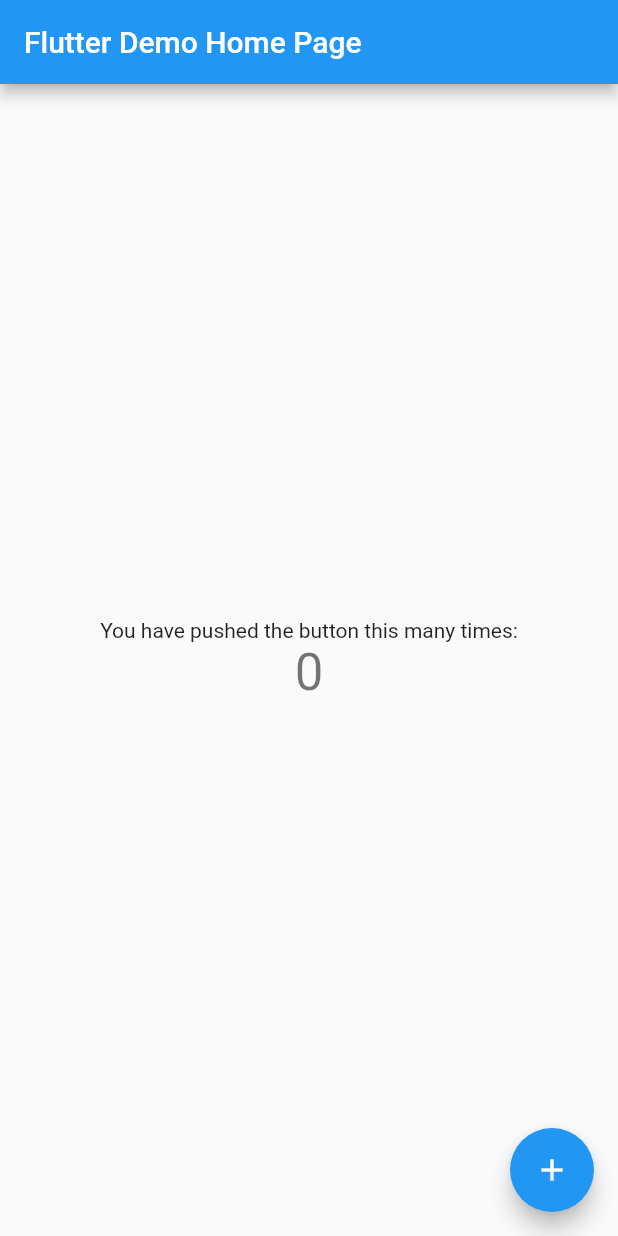
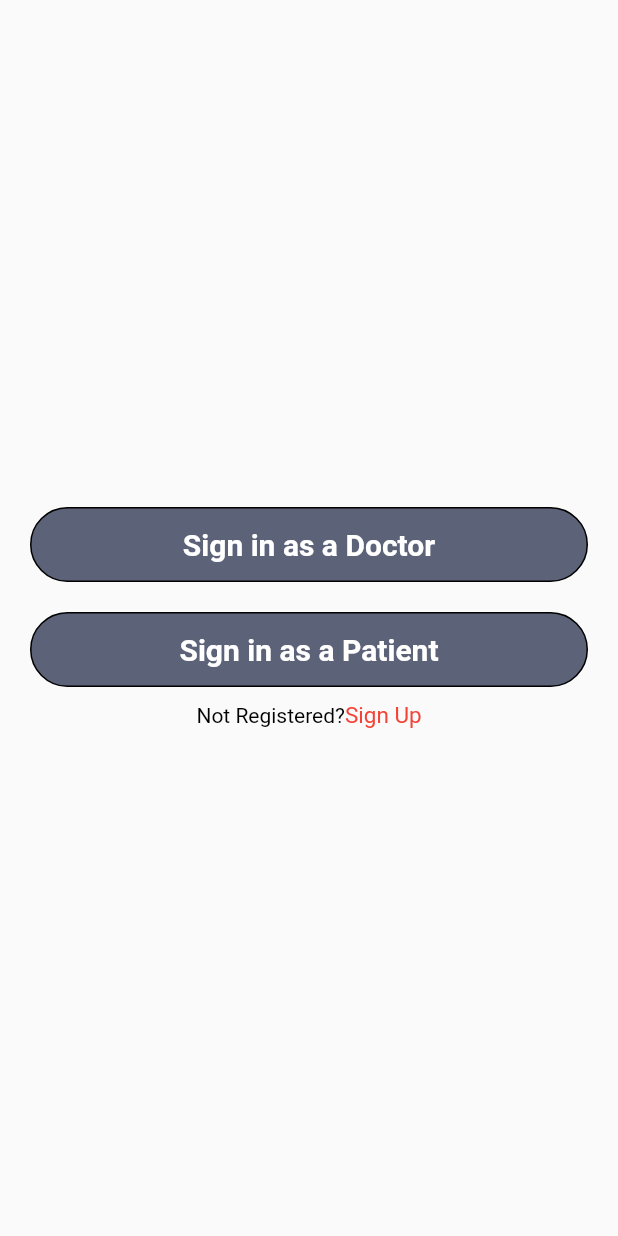
Before and after one commit to MuskanLudhiyani/doctor, a Flutter app: the screen it shows after launch, on a phone screen of 412 x 824 dp. Run offline on Flutter 3.47's test engine with Material 2 defaults, Android fonts, the phone set to English and light mode, and no system bars; Roboto replaces fonts that are missing (Montserrat).

Commit message:
login doctor patient done + entry page done

```diff
--- a/lib/main.dart
+++ b/lib/main.dart
@@ -1,4 +1,6 @@
 import 'package:flutter/material.dart';
+import 'signindoctor.dart';
+import 'signinpatient.dart';
 
 void main() {
   runApp(MyApp());
@@ -72,46 +74,108 @@ class _MyHomePageState extends State<MyHomePage> {
     // fast, so that you can just rebuild anything that needs updating rather
     // than having to individually change instances of widgets.
     return Scaffold(
-      appBar: AppBar(
-        // Here we take the value from the MyHomePage object that was created by
-        // the App.build method, and use it to set our appbar title.
-        title: Text(widget.title),
-      ),
+
       body: Center(
-        // Center is a layout widget. It takes a single child and positions it
-        // in the middle of the parent.
         child: Column(
-          // Column is also a layout widget. It takes a list of children and
-          // arranges them vertically. By default, it sizes itself to fit its
-          // children horizontally, and tries to be as tall as its parent.
-          //
-          // Invoke "debug painting" (press "p" in the console, choose the
-          // "Toggle Debug Paint" action from the Flutter Inspector in Android
-          // Studio, or the "Toggle Debug Paint" command in Visual Studio Code)
-          // to see the wireframe for each widget.
-          //
-          // Column has various properties to control how it sizes itself and
-          // how it positions its children. Here we use mainAxisAlignment to
-          // center the children vertically; the main axis here is the vertical
-          // axis because Columns are vertical (the cross axis would be
-          // horizontal).
           mainAxisAlignment: MainAxisAlignment.center,
-          children: <Widget>[
-            Text(
-              'You have pushed the button this many times:',
+          children: [
+            Padding(
+              padding: EdgeInsets.fromLTRB(20, 0, 20, 0),
+              child: Container(
+                height: 50,
+                decoration: BoxDecoration(
+                    border: Border.all(
+                        color: Colors.black,
+                        style: BorderStyle.solid,
+                        width: 1.0),
+                    color: Color(0xff5C6278),
+                    borderRadius: BorderRadius.circular(100.0)),
+                child: Row(
+                  mainAxisAlignment: MainAxisAlignment.center,
+                  children: <Widget>[
+                    GestureDetector(
+                      child: Center(
+                        child: Text('Sign in as a Doctor',
+                            style: TextStyle(
+                                fontSize: 20,
+                                color: Colors.white,
+                                fontWeight: FontWeight.bold,
+                                fontFamily: 'Montserrat')),
+                      ),
+                      onTap:()
+                        {
+                          Navigator.push(context, MaterialPageRoute(builder: (context) => Signupd()),);
+
+                        }
+                    )
+                  ],
+                ),
+              ),
             ),
-            Text(
-              '$_counter',
-              style: Theme.of(context).textTheme.headline4,
+            SizedBox(
+              height:20,
             ),
+            Padding(
+              padding: EdgeInsets.fromLTRB(20, 0, 20, 0),
+              child: Container(
+                height: 50,
+                decoration: BoxDecoration(
+                    border: Border.all(
+                        color: Colors.black,
+                        style: BorderStyle.solid,
+                        width: 1.0),
+                    color: Color(0xff5C6278),
+                    borderRadius: BorderRadius.circular(100.0)),
+                child: Row(
+                  mainAxisAlignment: MainAxisAlignment.center,
+                  children: <Widget>[
+                    GestureDetector(
+                      child: Center(
+                        child: Text('Sign in as a Patient',
+                            style: TextStyle(
+                                fontSize: 20,
+                                color: Colors.white,
+                                fontWeight: FontWeight.bold,
+                                fontFamily: 'Montserrat')),
+                      ),
+                      onTap: () {
+                        Navigator.push(context, MaterialPageRoute(builder: (context) => Signupp()),);
+                      }
+
+                    )
+                  ],
+                ),
+              ),
+            ),
+            SizedBox(height:10),
+            Padding(
+              padding: EdgeInsets.fromLTRB(40, 0, 40, 0),
+              child: Center(
+                child: Row(
+                  mainAxisAlignment: MainAxisAlignment.center,
+                  children: [
+                    Text("Not Registered?",
+                      style: TextStyle(
+                        color: Colors.black,
+                      ),
+                ),
+                      Text(
+                        "Sign Up",
+                        style: TextStyle(
+                          fontSize: 15,
+                          color: Colors.red,
+                        ),
+                      )
+                  ],
+                ),
+              ),
+            )
+
           ],
         ),
+
       ),
-      floatingActionButton: FloatingActionButton(
-        onPressed: _incrementCounter,
-        tooltip: 'Increment',
-        child: Icon(Icons.add),
-      ), // This trailing comma makes auto-formatting nicer for build methods.
+
     );
   }
 }
```
Also changed, not shown: lib/signindoctor.dart (added, +169 -0 lines), lib/signinpatient.dart (added, +169 -0 lines), 17 other files.
